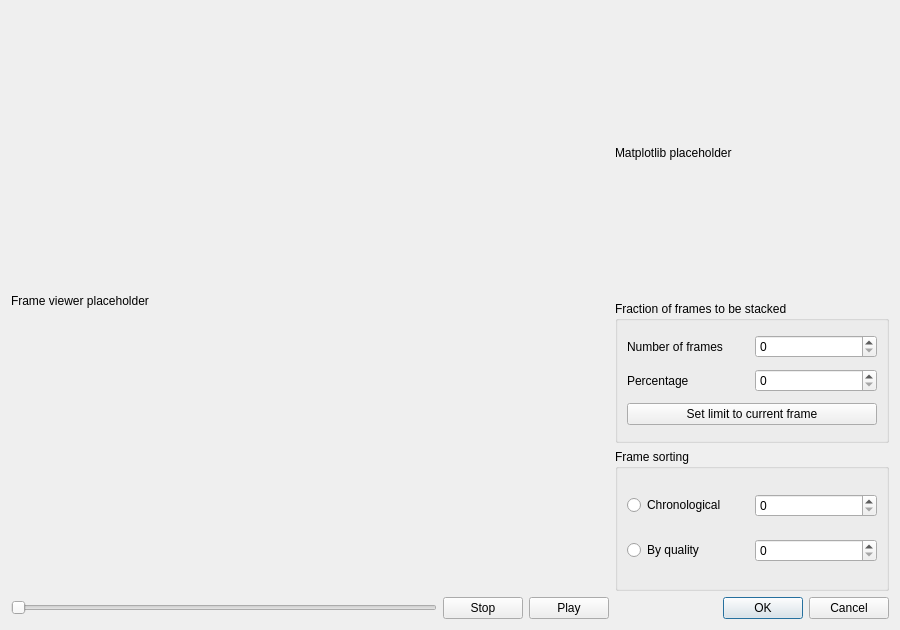
Above: Source/frame_viewer_gui.ui from Rolf-Hempel/PlanetarySystemStacker before the change. Below: the same form after it.
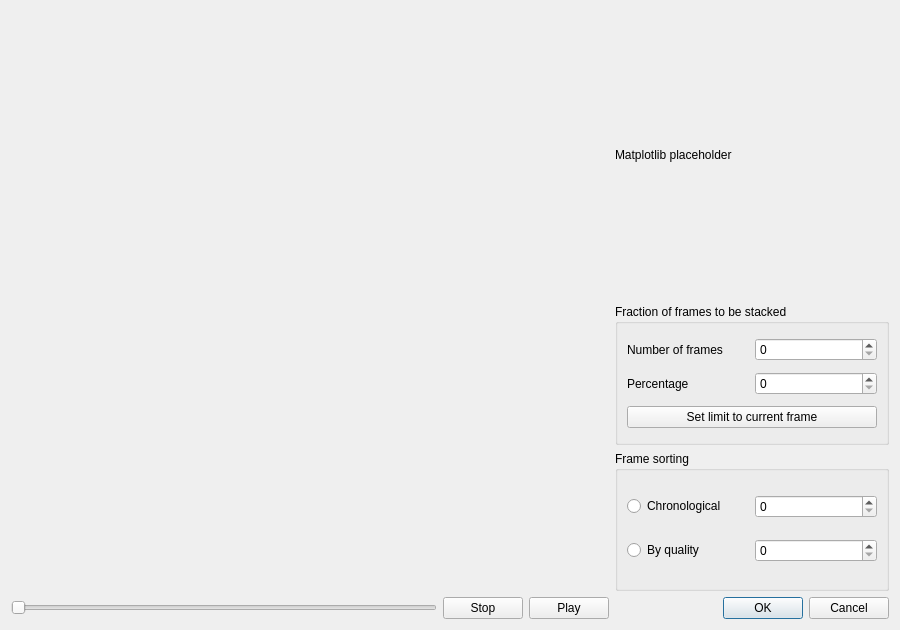
That is the form after the change.

Commit message: Initial frame viewer logic implemented

Patch:
```diff
--- a/Source/frame_viewer_gui.ui
+++ b/Source/frame_viewer_gui.ui
@@ -122,13 +122,6 @@
      </property>
     </widget>
    </item>
-   <item row="0" column="0" rowspan="4" colspan="3">
-    <widget class="QLabel" name="label_frame_viewer">
-     <property name="text">
-      <string>Frame viewer placeholder</string>
-     </property>
-    </widget>
-   </item>
    <item row="0" column="3" rowspan="2">
     <widget class="QLabel" name="label_matplotlib">
      <property name="text">
```
The commit also changes 2 other files.
